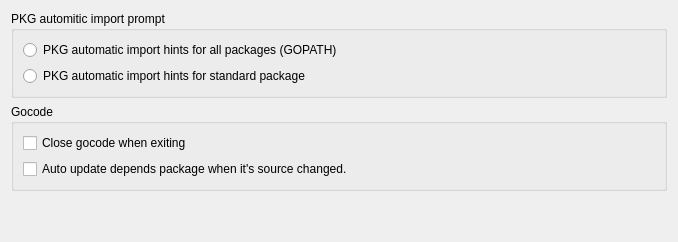
First picture: the form in liteidex/src/plugins/golangcode/golangcodeoption.ui, repository visualfc/liteide, before the edit.
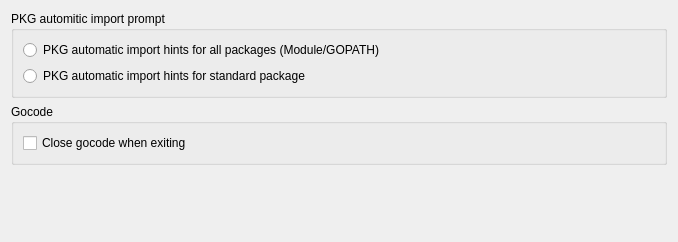
Second picture: the form after the edit.

Patch:
```diff
--- a/liteidex/src/plugins/golangcode/golangcodeoption.ui
+++ b/liteidex/src/plugins/golangcode/golangcodeoption.ui
@@ -23,7 +23,7 @@
       <item>
        <widget class="QRadioButton" name="pkgHintGopathRadioButton">
         <property name="text">
-         <string>PKG automatic import hints for all packages (GOPATH)</string>
+         <string>PKG automatic import hints for all packages (Module/GOPATH)</string>
         </property>
        </widget>
       </item>
@@ -50,13 +50,6 @@
         </property>
        </widget>
       </item>
-      <item>
-       <widget class="QCheckBox" name="autoUpPkgCheckBox">
-        <property name="text">
-         <string>Auto update depends package when it's source changed.</string>
-        </property>
-       </widget>
-      </item>
      </layout>
     </widget>
    </item>
```
